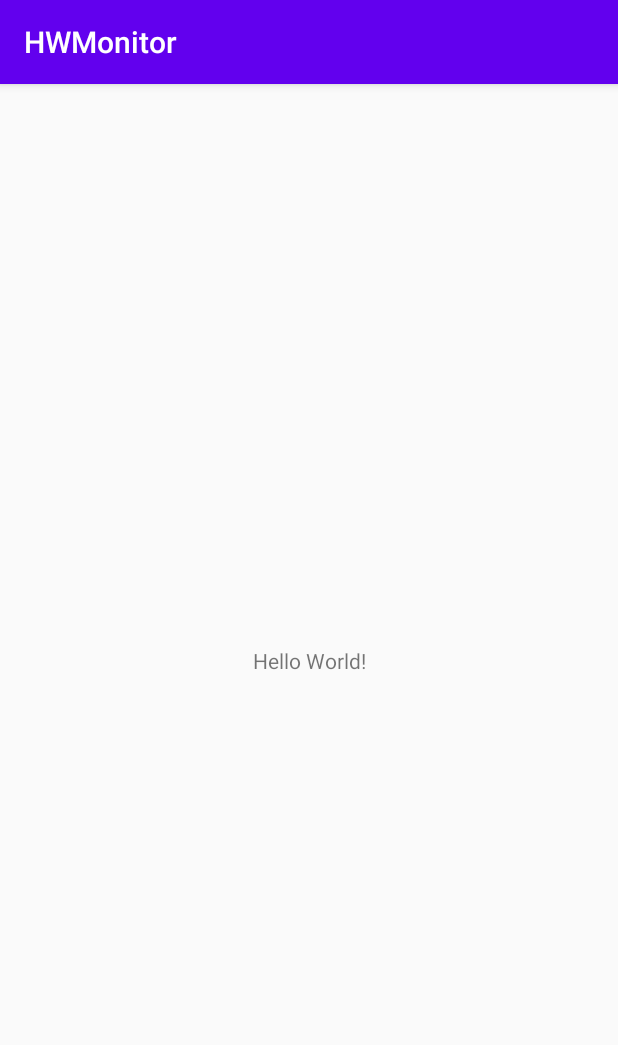
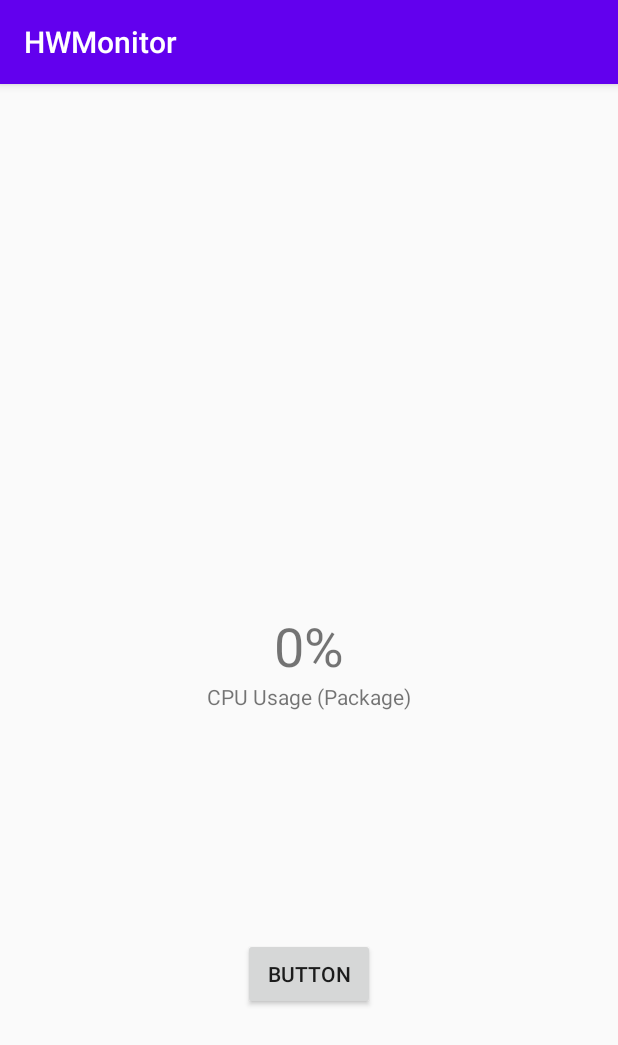
Before and after one commit to nathan-xiao1/hw-monitor, an Android app: the screen it shows after launch (MainActivity), on a phone screen of 412 x 824 dp. Shown: the top 1045 px of the screen. Run offline under Robolectric (Android 15) with nearby library versions, the phone set to English and light mode, and no system bars; our stand-ins replace data binding.

Commit message:
Add DataBinding and ViewModel

```diff
--- a/app/build.gradle
+++ b/app/build.gradle
@@ -21,6 +21,10 @@ android {
             proguardFiles getDefaultProguardFile('proguard-android-optimize.txt'), 'proguard-rules.pro'
         }
     }
+
+    buildFeatures {
+        dataBinding true
+    }
 }
 
 dependencies {
@@ -29,6 +33,9 @@ dependencies {
     implementation 'androidx.core:core-ktx:1.3.1'
     implementation 'androidx.appcompat:appcompat:1.2.0'
     implementation 'androidx.constraintlayout:constraintlayout:2.0.1'
+    implementation 'androidx.legacy:legacy-support-v4:1.0.0'
+    implementation 'androidx.lifecycle:lifecycle-viewmodel-ktx:2.2.0'
+    implementation 'androidx.lifecycle:lifecycle-extensions:2.2.0'
     testImplementation 'junit:junit:4.12'
     androidTestImplementation 'androidx.test.ext:junit:1.1.2'
     androidTestImplementation 'androidx.test.espresso:espresso-core:3.3.0'
--- /dev/null
+++ b/app/src/main/java/com/destack/hwmonitor/fragments/CPUFragment.kt
@@ -0,0 +1,33 @@
+package com.destack.hwmonitor.fragments
+
+import android.os.Bundle
+import android.view.LayoutInflater
+import android.view.View
+import android.view.ViewGroup
+import androidx.databinding.DataBindingUtil
+import androidx.fragment.app.Fragment
+import androidx.lifecycle.ViewModelProvider
+import com.destack.hwmonitor.R
+import com.destack.hwmonitor.databinding.CpuFragmentBinding
+
+class CPUFragment : Fragment() {
+
+    companion object {
+        fun newInstance() = CPUFragment()
+    }
+
+    private lateinit var viewModel: CPUViewModel
+    private lateinit var binding: CpuFragmentBinding
+
+    override fun onCreateView(
+        inflater: LayoutInflater, container: ViewGroup?,
+        savedInstanceState: Bundle?
+    ): View? {
+        viewModel = ViewModelProvider(this).get(CPUViewModel::class.java)
+        binding = DataBindingUtil.inflate(inflater, R.layout.cpu_fragment, container, false)
+        binding.lifecycleOwner = this
+        binding.viewmodel = viewModel
+        return binding.root
+    }
+
+}
--- /dev/null
+++ b/app/src/main/java/com/destack/hwmonitor/fragments/CPUViewModel.kt
@@ -0,0 +1,19 @@
+package com.destack.hwmonitor.fragments
+
+import android.util.Log
+import androidx.lifecycle.LiveData
+import androidx.lifecycle.MutableLiveData
+import androidx.lifecycle.ViewModel
+
+class CPUViewModel : ViewModel() {
+
+    // CPU Usage variables
+    val _usage_package = MutableLiveData(0)
+
+    val usage_package: LiveData<Int> = _usage_package
+
+    fun updateUsage() {
+        _usage_package.value = usage_package.value?.plus(1)
+    }
+
+}
--- a/app/src/main/res/layout/activity_main.xml
+++ b/app/src/main/res/layout/activity_main.xml
@@ -1,18 +1,15 @@
 <?xml version="1.0" encoding="utf-8"?>
-<androidx.constraintlayout.widget.ConstraintLayout xmlns:android="http://schemas.android.com/apk/res/android"
-    xmlns:app="http://schemas.android.com/apk/res-auto"
+<LinearLayout xmlns:android="http://schemas.android.com/apk/res/android"
     xmlns:tools="http://schemas.android.com/tools"
     android:layout_width="match_parent"
     android:layout_height="match_parent"
+    android:orientation="vertical"
     tools:context=".MainActivity">
 
-    <TextView
-        android:layout_width="wrap_content"
-        android:layout_height="wrap_content"
-        android:text="Hello World!"
-        app:layout_constraintBottom_toBottomOf="parent"
-        app:layout_constraintLeft_toLeftOf="parent"
-        app:layout_constraintRight_toRightOf="parent"
-        app:layout_constraintTop_toTopOf="parent" />
+    <androidx.fragment.app.FragmentContainerView
+        android:id="@+id/fragment"
+        android:name="com.destack.hwmonitor.fragments.CPUFragment"
+        android:layout_width="match_parent"
+        android:layout_height="match_parent" />
 
-</androidx.constraintlayout.widget.ConstraintLayout>
+</LinearLayout>
--- /dev/null
+++ b/app/src/main/res/layout/cpu_fragment.xml
@@ -0,0 +1,51 @@
+<?xml version="1.0" encoding="utf-8"?>
+<layout xmlns:android="http://schemas.android.com/apk/res/android"
+    xmlns:app="http://schemas.android.com/apk/res-auto"
+    xmlns:tools="http://schemas.android.com/tools">
+
+    <data>
+        <variable
+            name="viewmodel"
+            type="com.destack.hwmonitor.fragments.CPUViewModel"/>
+    </data>
+
+    <androidx.constraintlayout.widget.ConstraintLayout
+        android:layout_width="match_parent"
+        android:layout_height="match_parent"
+        tools:context=".fragments.CPUFragment">
+
+        <TextView
+            android:id="@+id/textview_cpu_usage_value"
+            android:layout_width="wrap_content"
+            android:layout_height="wrap_content"
+            android:text="@{Integer.toString(viewmodel.usage_package) + `%`}"
+            android:textSize="36sp"
+            app:layout_constraintBottom_toTopOf="@+id/textview_cpu_usage"
+            app:layout_constraintEnd_toEndOf="parent"
+            app:layout_constraintStart_toStartOf="parent"
+            app:layout_constraintTop_toTopOf="parent"
+            app:layout_constraintVertical_chainStyle="packed" />
+
+        <TextView
+            android:id="@+id/textview_cpu_usage"
+            android:layout_width="wrap_content"
+            android:layout_height="wrap_content"
+            android:text="@string/cpu_usage_title"
+            app:layout_constraintBottom_toBottomOf="parent"
+            app:layout_constraintEnd_toEndOf="parent"
+            app:layout_constraintStart_toStartOf="parent"
+            app:layout_constraintTop_toBottomOf="@id/textview_cpu_usage_value" />
+
+        <Button
+            android:id="@+id/button"
+            android:layout_width="wrap_content"
+            android:layout_height="wrap_content"
+            android:text="Button"
+            android:onClick="@{() -> viewmodel.updateUsage()}"
+            app:layout_constraintBottom_toBottomOf="parent"
+            app:layout_constraintEnd_toEndOf="parent"
+            app:layout_constraintStart_toStartOf="parent"
+            app:layout_constraintTop_toBottomOf="@+id/textview_cpu_usage" />
+
+    </androidx.constraintlayout.widget.ConstraintLayout>
+</layout>
--- a/app/src/main/res/values/strings.xml
+++ b/app/src/main/res/values/strings.xml
@@ -1,3 +1,4 @@
 <resources>
     <string name="app_name">HWMonitor</string>
+    <string name="cpu_usage_title">CPU Usage (Package)</string>
 </resources>
```
